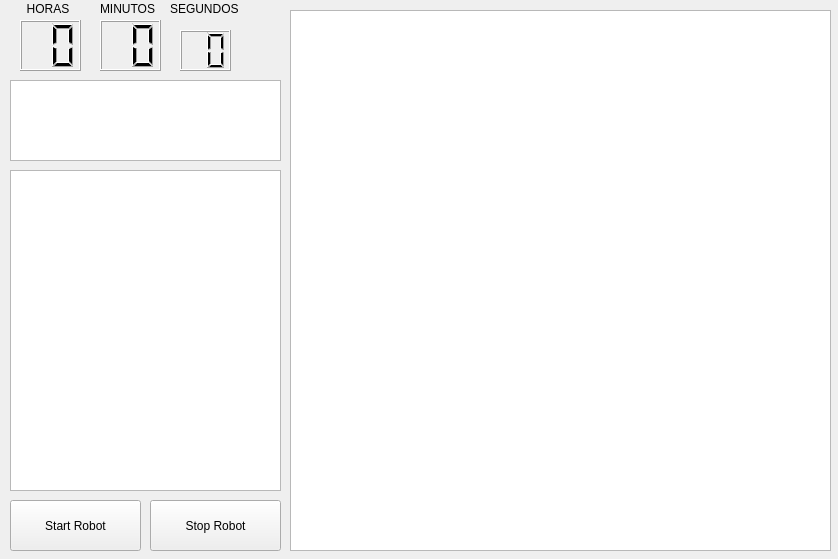
Old version of the form src/mainUI.ui in the repository BarbechoGonzalez/adfa.
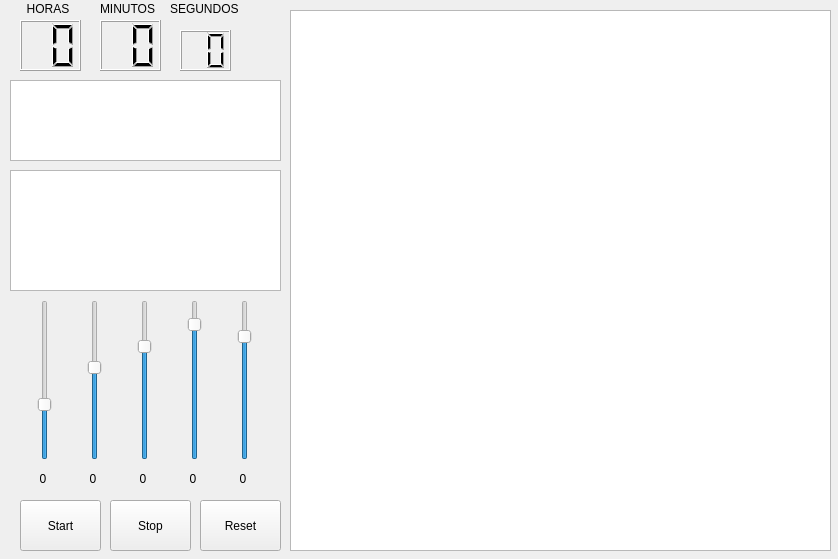
New version of the form.

```diff
--- a/src/mainUI.ui
+++ b/src/mainUI.ui
@@ -16,27 +16,27 @@
   <widget class="QPushButton" name="Start">
    <property name="geometry">
     <rect>
-     <x>10</x>
+     <x>20</x>
      <y>500</y>
-     <width>131</width>
+     <width>81</width>
      <height>51</height>
     </rect>
    </property>
    <property name="text">
-    <string>Start Robot</string>
+    <string>Start</string>
    </property>
   </widget>
   <widget class="QPushButton" name="Stop">
    <property name="geometry">
     <rect>
-     <x>150</x>
+     <x>110</x>
      <y>500</y>
-     <width>131</width>
+     <width>81</width>
      <height>51</height>
     </rect>
    </property>
    <property name="text">
-    <string>Stop Robot</string>
+    <string>Stop</string>
    </property>
   </widget>
   <widget class="QTextEdit" name="InfoTag">
@@ -152,10 +152,240 @@
      <x>10</x>
      <y>170</y>
      <width>271</width>
-     <height>321</height>
+     <height>121</height>
     </rect>
    </property>
   </widget>
+  <widget class="QSlider" name="cotavision">
+   <property name="geometry">
+    <rect>
+     <x>30</x>
+     <y>300</y>
+     <width>29</width>
+     <height>160</height>
+    </rect>
+   </property>
+   <property name="toolTip">
+    <string>Cota de vision lateral</string>
+   </property>
+   <property name="whatsThis">
+    <string/>
+   </property>
+   <property name="maximum">
+    <number>48</number>
+   </property>
+   <property name="singleStep">
+    <number>0</number>
+   </property>
+   <property name="value">
+    <number>16</number>
+   </property>
+   <property name="orientation">
+    <enum>Qt::Vertical</enum>
+   </property>
+  </widget>
+  <widget class="QSlider" name="vellmax">
+   <property name="geometry">
+    <rect>
+     <x>80</x>
+     <y>300</y>
+     <width>29</width>
+     <height>160</height>
+    </rect>
+   </property>
+   <property name="toolTip">
+    <string>Velocidad lineal maxima </string>
+   </property>
+   <property name="whatsThis">
+    <string/>
+   </property>
+   <property name="accessibleName">
+    <string/>
+   </property>
+   <property name="accessibleDescription">
+    <string/>
+   </property>
+   <property name="maximum">
+    <number>600</number>
+   </property>
+   <property name="singleStep">
+    <number>5</number>
+   </property>
+   <property name="value">
+    <number>350</number>
+   </property>
+   <property name="orientation">
+    <enum>Qt::Vertical</enum>
+   </property>
+  </widget>
+  <widget class="QSlider" name="velgmax">
+   <property name="geometry">
+    <rect>
+     <x>130</x>
+     <y>300</y>
+     <width>29</width>
+     <height>160</height>
+    </rect>
+   </property>
+   <property name="toolTip">
+    <string>Velocidad maxima de giro</string>
+   </property>
+   <property name="whatsThis">
+    <string/>
+   </property>
+   <property name="maximum">
+    <number>30</number>
+   </property>
+   <property name="value">
+    <number>22</number>
+   </property>
+   <property name="orientation">
+    <enum>Qt::Vertical</enum>
+   </property>
+  </widget>
+  <widget class="QSlider" name="distanciadeseguridad">
+   <property name="geometry">
+    <rect>
+     <x>180</x>
+     <y>300</y>
+     <width>29</width>
+     <height>160</height>
+    </rect>
+   </property>
+   <property name="toolTip">
+    <string>Distancia para detectar esquinas</string>
+   </property>
+   <property name="maximum">
+    <number>500</number>
+   </property>
+   <property name="singleStep">
+    <number>200</number>
+   </property>
+   <property name="value">
+    <number>440</number>
+   </property>
+   <property name="orientation">
+    <enum>Qt::Vertical</enum>
+   </property>
+  </widget>
+  <widget class="QSlider" name="distanciadegiro">
+   <property name="geometry">
+    <rect>
+     <x>230</x>
+     <y>300</y>
+     <width>29</width>
+     <height>160</height>
+    </rect>
+   </property>
+   <property name="toolTip">
+    <string>Distancia a la que se girara</string>
+   </property>
+   <property name="maximum">
+    <number>500</number>
+   </property>
+   <property name="singleStep">
+    <number>200</number>
+   </property>
+   <property name="value">
+    <number>400</number>
+   </property>
+   <property name="orientation">
+    <enum>Qt::Vertical</enum>
+   </property>
+  </widget>
+  <widget class="QLabel" name="Lcota">
+   <property name="geometry">
+    <rect>
+     <x>10</x>
+     <y>470</y>
+     <width>66</width>
+     <height>17</height>
+    </rect>
+   </property>
+   <property name="text">
+    <string>0</string>
+   </property>
+   <property name="alignment">
+    <set>Qt::AlignCenter</set>
+   </property>
+  </widget>
+  <widget class="QLabel" name="Lvell">
+   <property name="geometry">
+    <rect>
+     <x>60</x>
+     <y>470</y>
+     <width>66</width>
+     <height>17</height>
+    </rect>
+   </property>
+   <property name="text">
+    <string>0</string>
+   </property>
+   <property name="alignment">
+    <set>Qt::AlignCenter</set>
+   </property>
+  </widget>
+  <widget class="QLabel" name="Lvelg">
+   <property name="geometry">
+    <rect>
+     <x>110</x>
+     <y>470</y>
+     <width>66</width>
+     <height>17</height>
+    </rect>
+   </property>
+   <property name="text">
+    <string>0</string>
+   </property>
+   <property name="alignment">
+    <set>Qt::AlignCenter</set>
+   </property>
+  </widget>
+  <widget class="QLabel" name="LdisS">
+   <property name="geometry">
+    <rect>
+     <x>160</x>
+     <y>470</y>
+     <width>66</width>
+     <height>17</height>
+    </rect>
+   </property>
+   <property name="text">
+    <string>0</string>
+   </property>
+   <property name="alignment">
+    <set>Qt::AlignCenter</set>
+   </property>
+  </widget>
+  <widget class="QLabel" name="LdisG">
+   <property name="geometry">
+    <rect>
+     <x>210</x>
+     <y>470</y>
+     <width>66</width>
+     <height>17</height>
+    </rect>
+   </property>
+   <property name="text">
+    <string>0</string>
+   </property>
+   <property name="alignment">
+    <set>Qt::AlignCenter</set>
+   </property>
+  </widget>
+  <widget class="QPushButton" name="Reset">
+   <property name="geometry">
+    <rect>
+     <x>200</x>
+     <y>500</y>
+     <width>81</width>
+     <height>51</height>
+    </rect>
+   </property>
+   <property name="text">
+    <string>Reset</string>
+   </property>
+  </widget>
  </widget>
  <resources/>
  <connections/>
```
